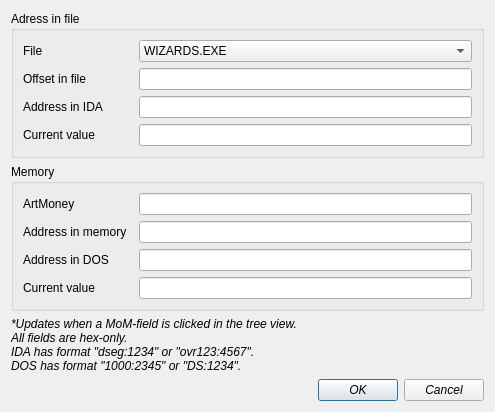
Qt form QMoMDialogs/DialogCalculatorAddress.ui (jbalcomb/MoM-RTGT) before a commit.
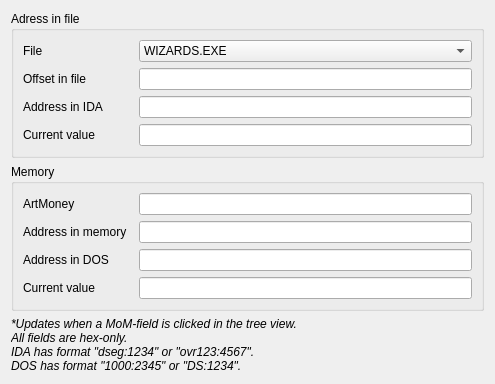
The same form after that commit.

Commit message: Address Calculator can change values + Manage Cities does NOT update during battle

The edit to the form file:
```diff
--- a/QMoMDialogs/DialogCalculatorAddress.ui
+++ b/QMoMDialogs/DialogCalculatorAddress.ui
@@ -98,21 +98,6 @@
      </layout>
     </widget>
    </item>
-   <item row="4" column="0">
-    <widget class="QDialogButtonBox" name="buttonBox">
-     <property name="font">
-      <font>
-       <italic>true</italic>
-      </font>
-     </property>
-     <property name="orientation">
-      <enum>Qt::Horizontal</enum>
-     </property>
-     <property name="standardButtons">
-      <set>QDialogButtonBox::Cancel|QDialogButtonBox::Ok</set>
-     </property>
-    </widget>
-   </item>
    <item row="3" column="0">
     <widget class="QLabel" name="label_7">
      <property name="font">
```
Left out of the diff: 47 changed lines with no effect on the pictures. The commit also changes 10 other files.
